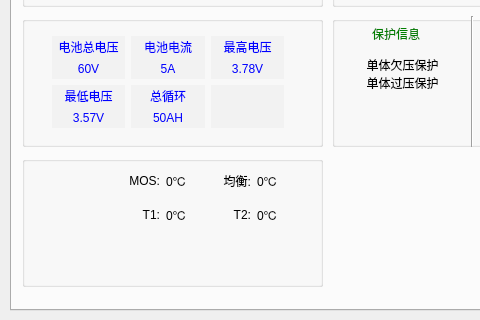
The window that main/mainwindow.ui (kinglon/bms) describes before a commit, drawn with Qt 5; both pictures show x 0 to 480 and y 200 to 520 of the 827 by 520 pixel window.
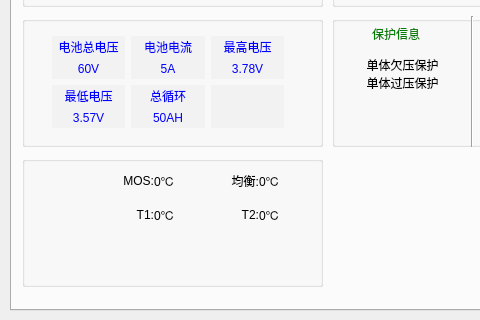
The same window after the commit. Icons and pictures are not drawn.

Commit message: 1. 支持温度为负数 2. 按钮改为背景蓝色文字白色 3. 增加：刷新端口功能

Patch:
```diff
--- a/main/mainwindow.ui
+++ b/main/mainwindow.ui
@@ -1420,7 +1420,7 @@
       <widget class="QWidget" name="widget_5" native="true">
        <property name="geometry">
         <rect>
-         <x>10</x>
+         <x>5</x>
          <y>9</y>
          <width>85</width>
          <height>114</height>
@@ -1435,15 +1435,18 @@
       <widget class="QWidget" name="layoutWidget4">
        <property name="geometry">
         <rect>
-         <x>98</x>
+         <x>92</x>
          <y>11</y>
-         <width>176</width>
+         <width>210</width>
          <height>61</height>
         </rect>
        </property>
        <layout class="QVBoxLayout" name="verticalLayout_43">
         <item>
          <layout class="QHBoxLayout" name="horizontalLayout_31">
+          <property name="spacing">
+           <number>0</number>
+          </property>
           <item>
            <layout class="QHBoxLayout" name="horizontalLayout_26">
             <item>
@@ -1472,7 +1475,7 @@
              <widget class="QLabel" name="mosTempLabel">
               <property name="minimumSize">
                <size>
-                <width>35</width>
+                <width>55</width>
                 <height>0</height>
                </size>
               </property>
@@ -1511,7 +1514,7 @@
              <widget class="QLabel" name="junhengTempLabel">
               <property name="minimumSize">
                <size>
-                <width>35</width>
+                <width>55</width>
                 <height>0</height>
                </size>
               </property>
@@ -1526,6 +1529,9 @@
         </item>
         <item>
          <layout class="QHBoxLayout" name="horizontalLayout_32">
+          <property name="spacing">
+           <number>0</number>
+          </property>
           <item>
            <layout class="QHBoxLayout" name="horizontalLayout_29">
             <item>
@@ -1554,7 +1560,7 @@
              <widget class="QLabel" name="t1TempLabel">
               <property name="minimumSize">
                <size>
-                <width>35</width>
+                <width>55</width>
                 <height>0</height>
                </size>
               </property>
@@ -1593,7 +1599,7 @@
              <widget class="QLabel" name="t2TempLabel">
               <property name="minimumSize">
                <size>
-                <width>35</width>
+                <width>55</width>
                 <height>0</height>
                </size>
               </property>
```
Left out of the diff: 23 changed lines with no effect on the pictures. The commit also changes 5 other files.
